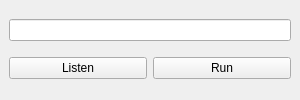
Old version of the form assets/views/mainwindow.ui in the repository philipmassouh/robart.
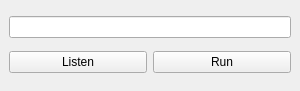
New version of the form.

Commit message: Resized window slightly

```diff
--- a/assets/views/mainwindow.ui
+++ b/assets/views/mainwindow.ui
@@ -7,7 +7,7 @@
     <x>0</x>
     <y>0</y>
     <width>300</width>
-    <height>100</height>
+    <height>91</height>
    </rect>
   </property>
   <property name="windowTitle">
```
